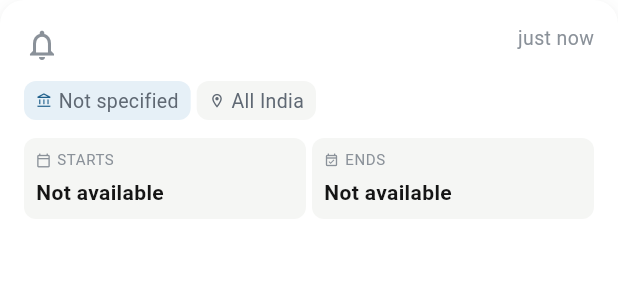
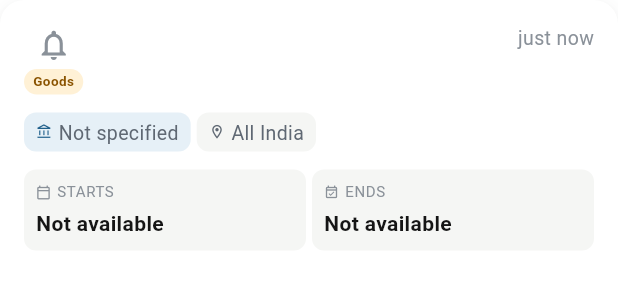
Before and after one commit to BanthiaAmay/GeM, a Flutter app: the _BidAlertRow widget shown alone on an empty page, opened directly with empty values, on a phone screen of 412 x 824 dp. Shown: the top 300 px of the screen. Run offline on Flutter 3.47's test engine with Material 3 defaults, Android fonts, the phone set to English and light mode, and no system bars; our stand-ins replace firebase_core, firebase_messaging, image_picker, pdf, printing, share_plus and 4 more; missing offline and left inert: pasteboard; accounts and stored records are empty; network calls fail; project files that could hold a hidden picture were left out.

Commit message:
feat: add Goods/Service type badge below bell icon on bid alert cards
Infers bid type from title keywords (service/repair/maintenance/etc → Service,
otherwise → Goods). Renders a small pill badge below the notification bell
using violet palette for Service and amber palette for Goods.

Co-Authored-By: Claude Sonnet 4.6 <noreply@anthropic.com>
Claude-Session: https://claude.ai/code/session_01FJ2nJrXq6unWfdAX6Yo4me

```diff
--- a/lib/features/home_page.dart
+++ b/lib/features/home_page.dart
@@ -1609,6 +1609,37 @@ class _BidAlertRow extends StatelessWidget {
       ),
     );
 
+    // Infer Goods vs Service from title keywords
+    final isService = () {
+      final l = title.toLowerCase();
+      return l.contains('service') ||
+          l.contains('repair') ||
+          l.contains('maintenance') ||
+          l.contains('operation') ||
+          l.contains('management') ||
+          l.contains('facility') ||
+          l.contains('consultanc') ||
+          l.contains('installation');
+    }();
+
+    // Small type pill shown below the bell icon
+    final typeBadge = Container(
+      padding: const EdgeInsets.symmetric(horizontal: 6, vertical: 2),
+      decoration: BoxDecoration(
+        color: isService ? AppColors.violetTint : AppColors.warningTint,
+        borderRadius: BorderRadius.circular(AppRadius.pill),
+      ),
+      child: Text(
+        isService ? 'Service' : 'Goods',
+        style: AppText.caption.copyWith(
+          color: isService ? AppColors.violet : AppColors.warning,
+          fontSize: 9,
+          fontWeight: FontWeight.w700,
+          letterSpacing: 0.3,
+        ),
+      ),
+    );
+
     final cardContent = Padding(
       padding: const EdgeInsets.all(AppSpace.lg),
       child: Column(
@@ -1617,6 +1648,10 @@ class _BidAlertRow extends StatelessWidget {
           // ── Title + time-ago ───────────────────────────────────────────────
           Row(
             crossAxisAlignment: CrossAxisAlignment.start,
+            children: [
+              // Bell icon + type badge stacked
+              Column(
+                mainAxisSize: MainAxisSize.min,
                 children: [
                   Padding(
                     padding: const EdgeInsets.only(top: 2),
@@ -1627,6 +1662,10 @@ class _BidAlertRow extends StatelessWidget {
                       size: AppIconSize.md,
                       color: unread ? AppColors.brand : AppColors.textHint,
                     ),
+                  ),
+                  const SizedBox(height: 4),
+                  typeBadge,
+                ],
               ),
               const SizedBox(width: AppSpace.sm),
               Expanded(
```
Lines whose indentation alone changed are shown as unchanged.
